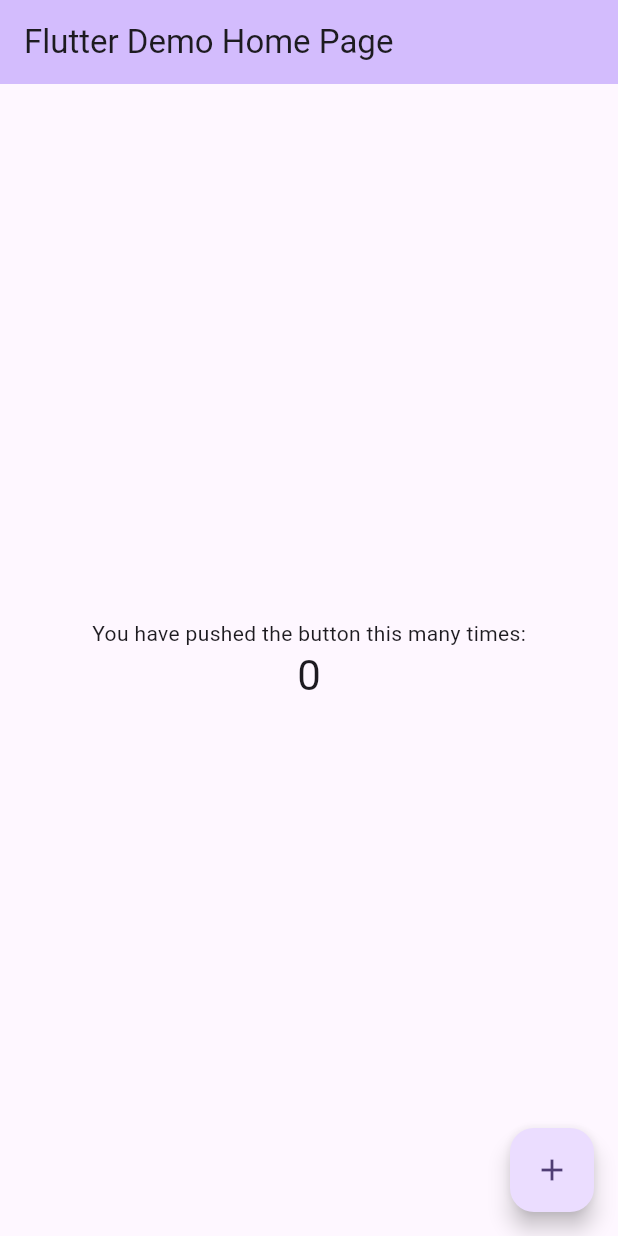
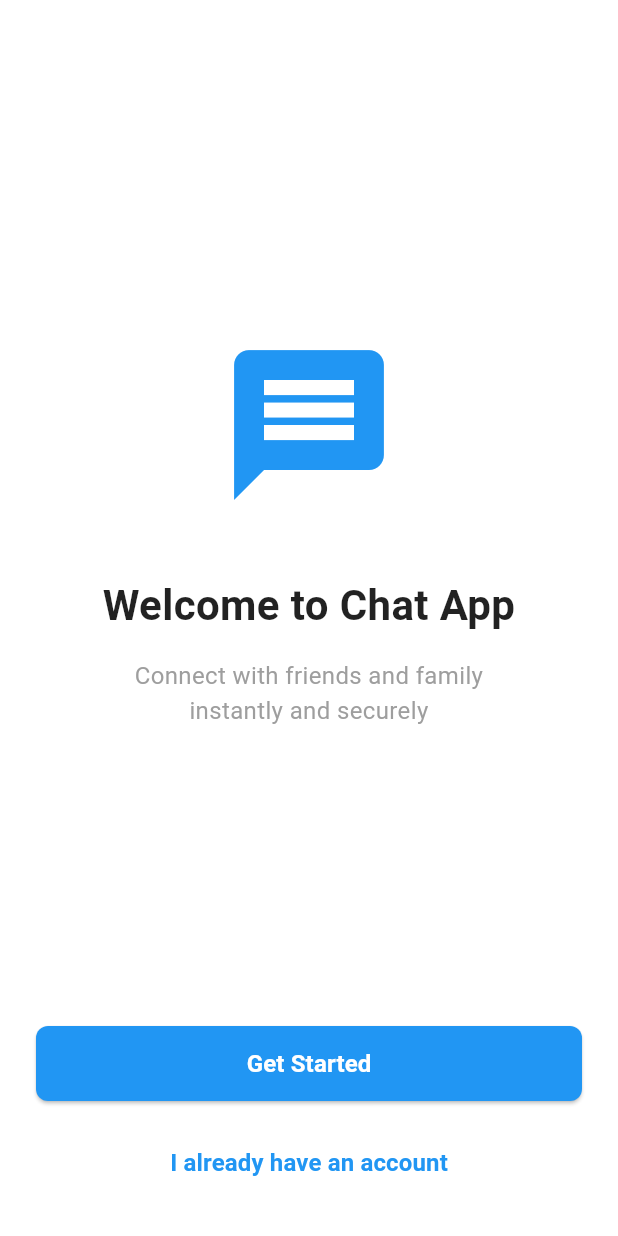
Before and after one commit to rofiqoff/chat_app, a Flutter app: the screen it shows after launch, on a phone screen of 412 x 824 dp. Run offline on Flutter 3.47's test engine with Material 3 defaults, Android fonts, the phone set to English and light mode, and no system bars.

Commit message:
create new UI of OnboardingScreen

```diff
--- a/lib/main.dart
+++ b/lib/main.dart
@@ -1,3 +1,4 @@
+import 'package:chat_app/screens/onboarding_screen.dart';
 import 'package:flutter/material.dart';
 
 void main() {
@@ -7,119 +8,15 @@ void main() {
 class MyApp extends StatelessWidget {
   const MyApp({super.key});
 
-  // This widget is the root of your application.
   @override
   Widget build(BuildContext context) {
     return MaterialApp(
-      title: 'Flutter Demo',
+      title: 'Chat App',
+      debugShowCheckedModeBanner: false,
       theme: ThemeData(
-        // This is the theme of your application.
-        //
-        // TRY THIS: Try running your application with "flutter run". You'll see
-        // the application has a blue toolbar. Then, without quitting the app,
-        // try changing the seedColor in the colorScheme below to Colors.green
-        // and then invoke "hot reload" (save your changes or press the "hot
-        // reload" button in a Flutter-supported IDE, or press "r" if you used
-        // the command line to start the app).
-        //
-        // Notice that the counter didn't reset back to zero; the application
-        // state is not lost during the reload. To reset the state, use hot
-        // restart instead.
-        //
-        // This works for code too, not just values: Most code changes can be
-        // tested with just a hot reload.
-        colorScheme: ColorScheme.fromSeed(seedColor: Colors.deepPurple),
-        useMaterial3: true,
+        primaryColor: Colors.blue,
       ),
-      home: const MyHomePage(title: 'Flutter Demo Home Page'),
+      home: const OnboardingScreen(),
     );
   }
 }
-
-class MyHomePage extends StatefulWidget {
-  const MyHomePage({super.key, required this.title});
-
-  // This widget is the home page of your application. It is stateful, meaning
-  // that it has a State object (defined below) that contains fields that affect
-  // how it looks.
-
-  // This class is the configuration for the state. It holds the values (in this
-  // case the title) provided by the parent (in this case the App widget) and
-  // used by the build method of the State. Fields in a Widget subclass are
-  // always marked "final".
-
-  final String title;
-
-  @override
-  State<MyHomePage> createState() => _MyHomePageState();
-}
-
-class _MyHomePageState extends State<MyHomePage> {
-  int _counter = 0;
-
-  void _incrementCounter() {
-    setState(() {
-      // This call to setState tells the Flutter framework that something has
-      // changed in this State, which causes it to rerun the build method below
-      // so that the display can reflect the updated values. If we changed
-      // _counter without calling setState(), then the build method would not be
-      // called again, and so nothing would appear to happen.
-      _counter++;
-    });
-  }
-
-  @override
-  Widget build(BuildContext context) {
-    // This method is rerun every time setState is called, for instance as done
-    // by the _incrementCounter method above.
-    //
-    // The Flutter framework has been optimized to make rerunning build methods
-    // fast, so that you can just rebuild anything that needs updating rather
-    // than having to individually change instances of widgets.
-    return Scaffold(
-      appBar: AppBar(
-        // TRY THIS: Try changing the color here to a specific color (to
-        // Colors.amber, perhaps?) and trigger a hot reload to see the AppBar
-        // change color while the other colors stay the same.
-        backgroundColor: Theme.of(context).colorScheme.inversePrimary,
-        // Here we take the value from the MyHomePage object that was created by
-        // the App.build method, and use it to set our appbar title.
-        title: Text(widget.title),
-      ),
-      body: Center(
-        // Center is a layout widget. It takes a single child and positions it
-        // in the middle of the parent.
-        child: Column(
-          // Column is also a layout widget. It takes a list of children and
-          // arranges them vertically. By default, it sizes itself to fit its
-          // children horizontally, and tries to be as tall as its parent.
-          //
-          // Column has various properties to control how it sizes itself and
-          // how it positions its children. Here we use mainAxisAlignment to
-          // center the children vertically; the main axis here is the vertical
-          // axis because Columns are vertical (the cross axis would be
-          // horizontal).
-          //
-          // TRY THIS: Invoke "debug painting" (choose the "Toggle Debug Paint"
-          // action in the IDE, or press "p" in the console), to see the
-          // wireframe for each widget.
-          mainAxisAlignment: MainAxisAlignment.center,
-          children: <Widget>[
-            const Text(
-              'You have pushed the button this many times:',
-            ),
-            Text(
-              '$_counter',
-              style: Theme.of(context).textTheme.headlineMedium,
-            ),
-          ],
-        ),
-      ),
-      floatingActionButton: FloatingActionButton(
-        onPressed: _incrementCounter,
-        tooltip: 'Increment',
-        child: const Icon(Icons.add),
-      ), // This trailing comma makes auto-formatting nicer for build methods.
-    );
-  }
-}
--- /dev/null
+++ b/lib/screens/onboarding_screen.dart
@@ -0,0 +1,109 @@
+import 'package:flutter/foundation.dart';
+import 'package:flutter/material.dart';
+
+class OnboardingScreen extends StatelessWidget {
+  const OnboardingScreen({Key? key}) : super(key: key);
+
+  @override
+  Widget build(BuildContext context) {
+    return Scaffold(
+      backgroundColor: Colors.white,
+      body: SafeArea(
+          child: Padding(
+              padding: const EdgeInsets.all(24.0),
+              child: Column(
+                mainAxisAlignment: MainAxisAlignment.center,
+                children: [
+                  const Spacer(),
+
+                  // App Icon
+                  const Icon(
+                    Icons.message,
+                    size: 120,
+                    color: Colors.blue,
+                  ),
+
+                  const SizedBox(height: 40),
+
+                  // Welcome Text
+                  const Text(
+                    'Welcome to Chat App',
+                    style: TextStyle(
+                      fontSize: 28,
+                      fontWeight: FontWeight.bold,
+                      color: Colors.black87,
+                    ),
+                    textAlign: TextAlign.center,
+                  ),
+
+                  const SizedBox(height: 16),
+
+                  // Subtitle
+                  const Text(
+                    'Connect with friends and family\ninstantly and securely',
+                    textAlign: TextAlign.center,
+                    style: TextStyle(
+                      fontSize: 16,
+                      color: Colors.grey,
+                    ),
+                  ),
+
+                  const Spacer(),
+
+                  // Get Started Button
+                  SizedBox(
+                    width: double.infinity,
+                    height: 50,
+                    child: ElevatedButton(
+                      onPressed: () {
+                        if (kDebugMode) {
+                          print('Get Started clicked!');
+                        }
+                      },
+                      style: ElevatedButton.styleFrom(
+                        backgroundColor: const Color(0xFF2196F3),
+                        shape: RoundedRectangleBorder(
+                          borderRadius: BorderRadius.circular(8),
+                        ),
+                      ),
+                      child: const Text(
+                        'Get Started',
+                        style: TextStyle(
+                          fontSize: 16,
+                          fontWeight: FontWeight.w600,
+                          color: Colors.white,
+                        ),
+                      ),
+                    ),
+                  ),
+
+                  const SizedBox(height: 16),
+
+                  // Login Button
+                  SizedBox(
+                    width: double.infinity,
+                    height: 50,
+                    child: OutlinedButton(
+                      onPressed: () {
+                        print('Login clicked!');
+                      },
+                      style: OutlinedButton.styleFrom(
+                        side: const BorderSide(
+                          color: Colors.white,
+                        ),
+                      ),
+                      child: const Text(
+                        'I already have an account',
+                        style: TextStyle(
+                          fontSize: 16,
+                          fontWeight: FontWeight.w600,
+                          color: Color(0xFF2196F3),
+                        ),
+                      ),
+                    ),
+                  ),
+                ],
+              ))),
+    );
+  }
+}
```
